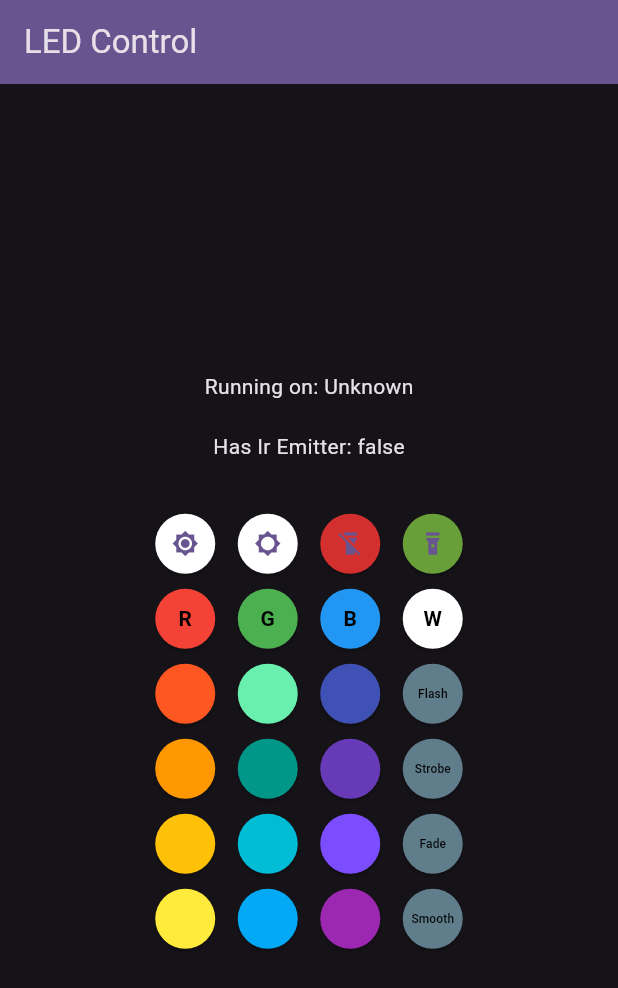
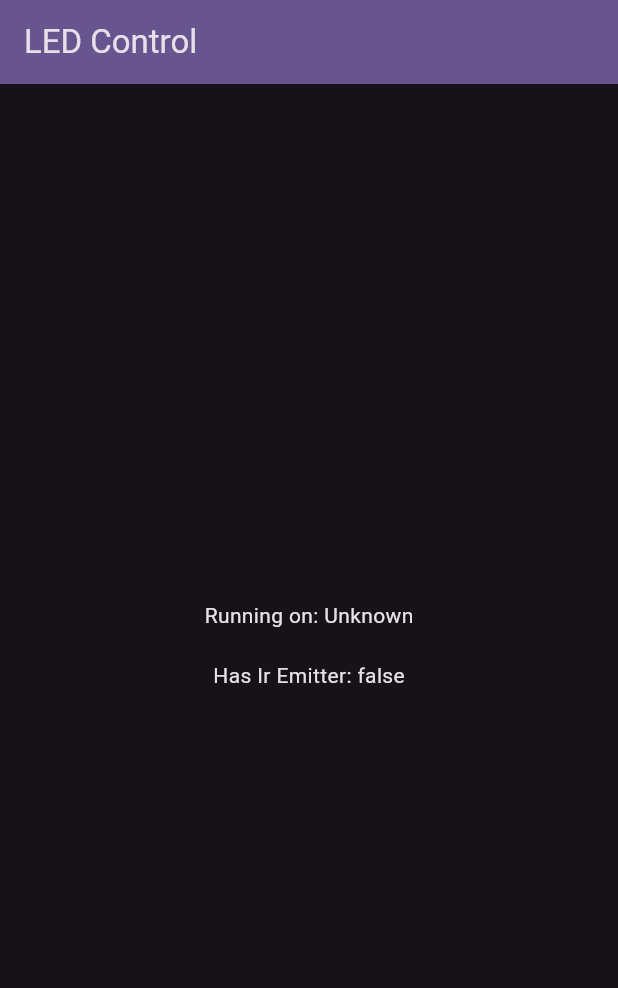
Before and after one commit to abidkyo/led-remote, a Flutter app: the screen it shows after launch, on a phone screen of 412 x 824 dp. Shown: the top 988 px of the screen. Run offline on Flutter 3.47's test engine with Material 2 defaults, Android fonts, the phone set to English and light mode, and no system bars; missing offline and left inert: ir_sensor_plugin.

Commit message:
ENH show text if no emitter

```diff
--- a/lib/main.dart
+++ b/lib/main.dart
@@ -83,10 +83,11 @@
         child: Column(
           mainAxisAlignment: MainAxisAlignment.center,
           children: <Widget>[
-            Text('Running on: $_platformVersion\n'),
-            Text('Has Ir Emitter: $_hasIrEmitter\n'),
-            Container(height: 15),
-            const RemoteWidget(),
+            if (!_hasIrEmitter) ...[
+              Text('Running on: $_platformVersion\n'),
+              Text('Has Ir Emitter: $_hasIrEmitter\n'),
+            ] else
+              const RemoteWidget(),
           ],
         ),
       ),
```
